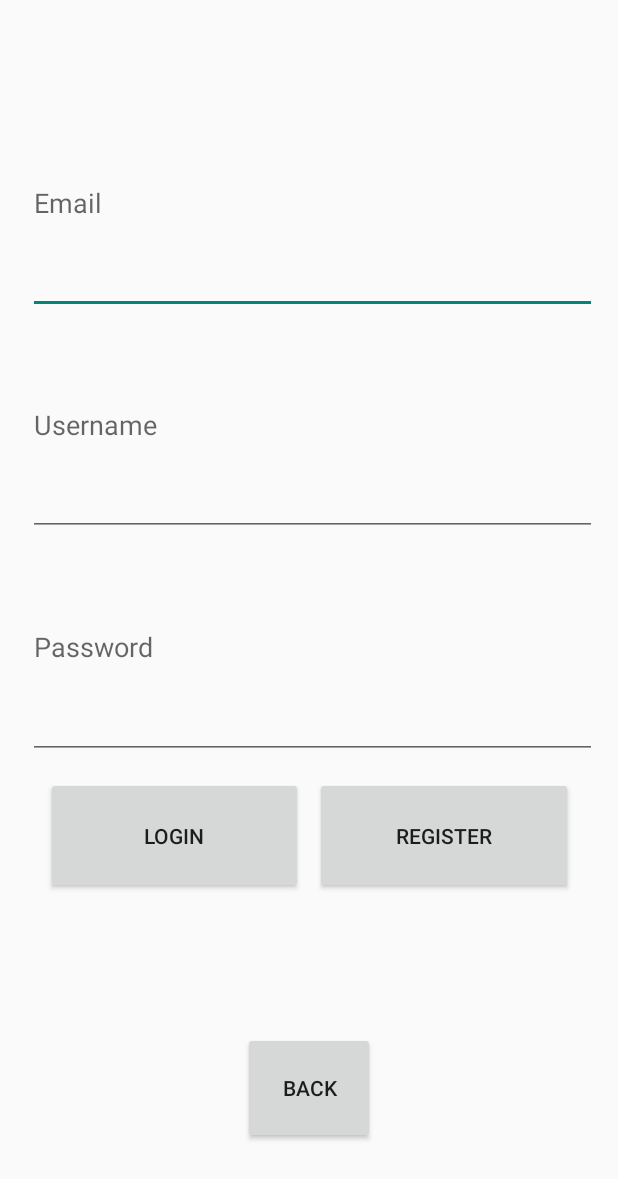
After one commit to LazarBojanic/dnevnjak, an Android app: the layout activity_login_and_register.xml on its own in the app's theme, with its tools: preview values and no code run, on a phone screen of 412 x 824 dp. The commit adds this screen. Shown: the top 1179 px of the screen. Run offline under Robolectric (Android 15) with nearby library versions, the phone set to English and light mode, and no system bars.

Commit message:
login and register activity kinda complete

```diff
--- /dev/null
+++ b/app/src/main/res/layout/activity_login_and_register.xml
@@ -0,0 +1,93 @@
+<?xml version="1.0" encoding="utf-8"?>
+<androidx.constraintlayout.widget.ConstraintLayout xmlns:android="http://schemas.android.com/apk/res/android"
+    xmlns:app="http://schemas.android.com/apk/res-auto"
+    xmlns:tools="http://schemas.android.com/tools"
+    android:id="@+id/container"
+    android:layout_width="match_parent"
+    android:layout_height="match_parent"
+    android:paddingLeft="@dimen/activity_horizontal_margin"
+    android:paddingTop="@dimen/activity_vertical_margin"
+    android:paddingRight="@dimen/activity_horizontal_margin"
+    android:paddingBottom="@dimen/activity_vertical_margin"
+    tools:context=".activity.LoginAndRegisterActivity">
+
+
+    <LinearLayout
+        android:layout_width="375dp"
+        android:layout_height="701dp"
+        android:layout_marginStart="6dp"
+        android:layout_marginTop="6dp"
+        android:layout_marginEnd="6dp"
+        android:layout_marginBottom="6dp"
+        android:orientation="vertical"
+        app:layout_constraintBottom_toBottomOf="parent"
+        app:layout_constraintEnd_toEndOf="parent"
+        app:layout_constraintStart_toStartOf="parent"
+        app:layout_constraintTop_toTopOf="parent">
+
+        <EditText
+            android:id="@+id/editTextEmail"
+            android:layout_width="382dp"
+            android:layout_height="0dp"
+            android:layout_weight="2"
+            android:hint="@string/editTextEmail"
+            android:inputType="textEmailAddress"
+            android:selectAllOnFocus="true" />
+
+        <EditText
+            android:id="@+id/editTextUsername"
+            android:layout_width="382dp"
+            android:layout_height="0dp"
+            android:layout_weight="2"
+            android:hint="@string/editTextUsername"
+            android:imeOptions="actionDone"
+            android:inputType="text"
+            android:selectAllOnFocus="true" />
+
+        <EditText
+            android:id="@+id/editTextPass"
+            android:layout_width="382dp"
+            android:layout_height="0dp"
+            android:layout_weight="2"
+            android:hint="@string/editTextPass"
+            android:imeOptions="actionDone"
+            android:inputType="textPassword"
+            android:selectAllOnFocus="true" />
+
+        <LinearLayout
+            android:layout_weight="1"
+            android:layout_width="match_parent"
+            android:layout_height="96dp"
+            android:padding="6dp"
+            android:layout_margin="6dp"
+            android:orientation="horizontal">
+
+            <Button
+                android:id="@+id/buttonLogin"
+                android:layout_height="78dp"
+                android:layout_width="0dp"
+                android:layout_weight="1"
+                android:enabled="true"
+                android:text="@string/buttonLogin" />
+
+            <Button
+                android:id="@+id/buttonRegister"
+                android:layout_height="78dp"
+                android:layout_width="0dp"
+                android:layout_weight="1"
+                android:layout_marginStart="8dp"
+                android:enabled="true"
+                android:text="@string/buttonRegister" />
+        </LinearLayout>
+
+        <Button
+            android:id="@+id/buttonBack"
+            android:layout_width="wrap_content"
+            android:layout_height="0dp"
+            android:layout_weight="1"
+            android:layout_gravity="center"
+            android:text="@string/buttonBack" />
+
+    </LinearLayout>
+
+</androidx.constraintlayout.widget.ConstraintLayout>
--- a/build.gradle
+++ b/build.gradle
@@ -1,14 +1,11 @@
 // Top-level build file where you can add configuration options common to all sub-projects/modules.
 plugins {
     id 'org.jetbrains.kotlin.android' version '1.8.20' apply false
-
     id 'com.android.application' version '7.4.2' apply false
     id 'com.android.library' version '7.4.2' apply false
-
     id 'io.franzbecker.gradle-lombok' version '5.0.0'
     id 'java'
 }
-
 java {
     sourceCompatibility = JavaVersion.VERSION_17
     targetCompatibility = JavaVersion.VERSION_17
```
Also changed, not shown: app/build.gradle (+18 -14 lines), app/src/main/AndroidManifest.xml (+8 -9 lines), app/src/main/java/rs/raf/dnevnjak/activity/LoginAndRegisterActivity.java (renamed from app/src/main/java/rs/raf/dnevnjak/activity/RegisterActivity.java, +36 -4 lines), app/src/main/java/rs/raf/dnevnjak/activity/MainActivity.java (+6 -19 lines), app/src/main/java/rs/raf/dnevnjak/activity/SplashScreenActivity.java (added, +53 -0 lines), app/src/main/java/rs/raf/dnevnjak/app/DnevnjakApp.java (+7 -1 lines), app/src/main/java/rs/raf/dnevnjak/util/DatabaseHelper.java (+109 -11 lines), app/src/main/java/rs/raf/dnevnjak/util/Hasher.java (added, +13 -0 lines), app/src/main/java/rs/raf/dnevnjak/util/JacksonSerializer.java (added, +16 -0 lines), app/src/main/java/rs/raf/dnevnjak/util/Util.java (added, +30 -0 lines), app/src/main/res/layout/activity_login.xml (added, +9 -0 lines), app/src/main/res/layout/activity_splash_screen.xml (added, +9 -0 lines).
